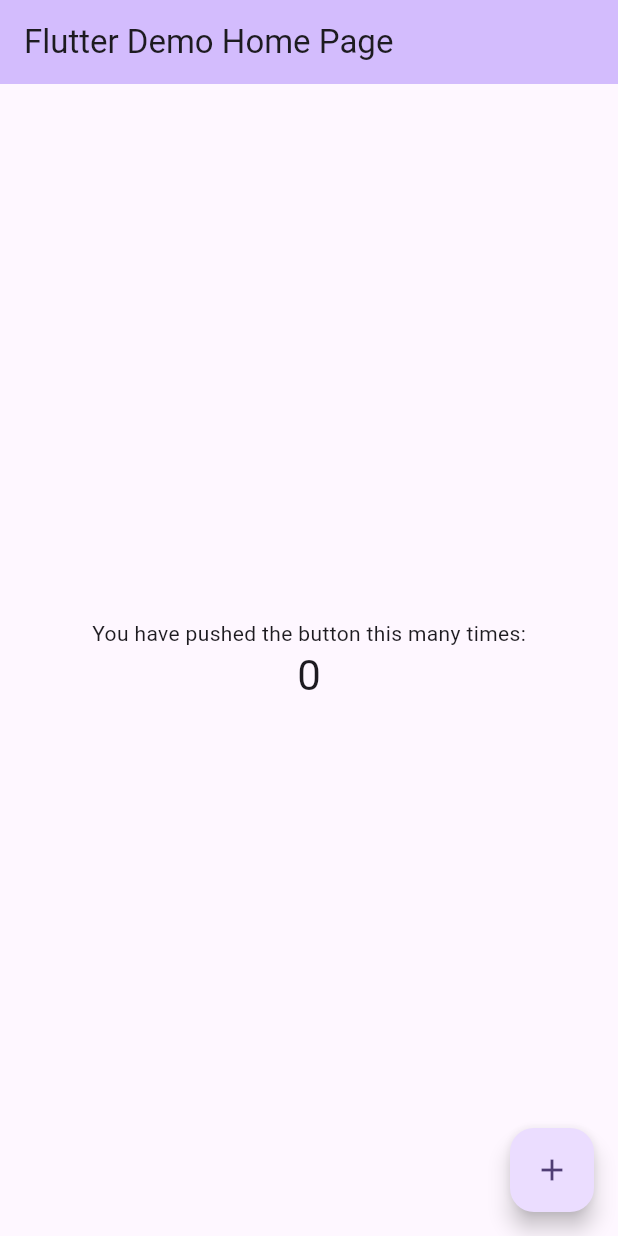
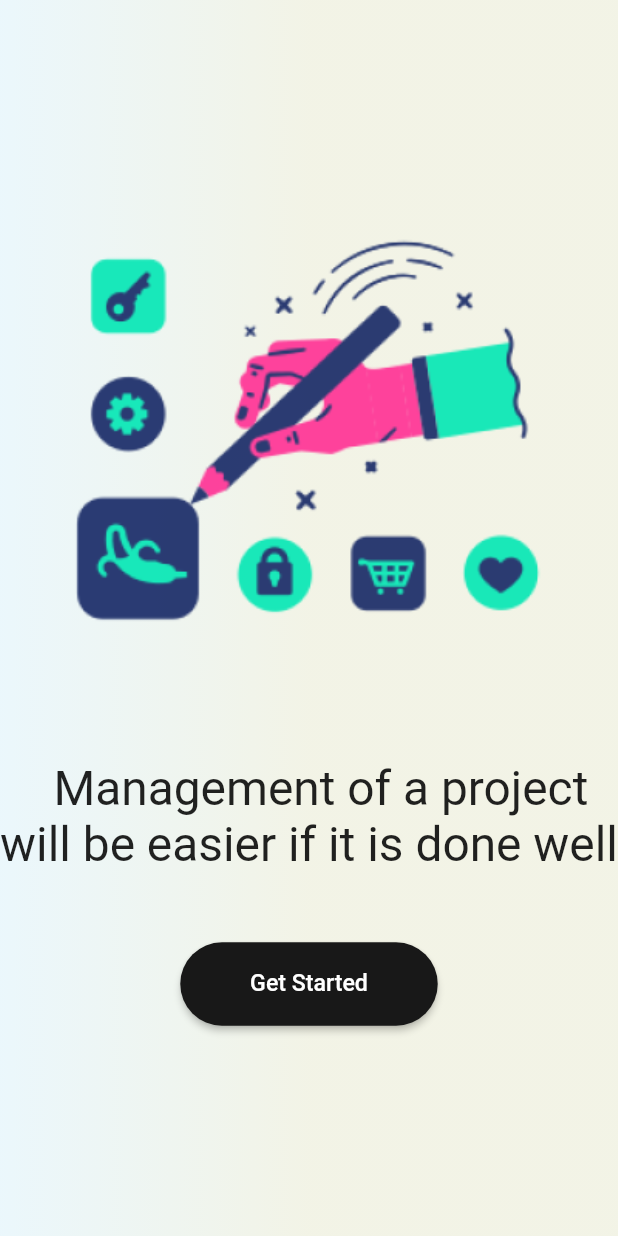
Before and after one commit to sabin6969/Project-Management-Flutter-App, a Flutter app: the screen it shows after launch, on a phone screen of 412 x 824 dp. Run offline on Flutter 3.47's test engine with Material 2 defaults, Android fonts, the light colour scheme and no system bars; our stand-ins replace flutter_screenutil.

```diff
--- a/lib/main.dart
+++ b/lib/main.dart
@@ -1,4 +1,8 @@
 import 'package:flutter/material.dart';
+import 'package:flutter_screenutil/flutter_screenutil.dart';
+import 'package:projectmanagementapp/views/get_started_page.dart';
+import 'package:projectmanagementapp/views/login_screen.dart';
+import 'package:projectmanagementapp/views/register_page.dart';
 
 void main() {
   runApp(const MyApp());
@@ -7,119 +11,30 @@ void main() {
 class MyApp extends StatelessWidget {
   const MyApp({super.key});
 
-  // This widget is the root of your application.
   @override
   Widget build(BuildContext context) {
-    return MaterialApp(
-      title: 'Flutter Demo',
-      theme: ThemeData(
-        // This is the theme of your application.
-        //
-        // TRY THIS: Try running your application with "flutter run". You'll see
-        // the application has a blue toolbar. Then, without quitting the app,
-        // try changing the seedColor in the colorScheme below to Colors.green
-        // and then invoke "hot reload" (save your changes or press the "hot
-        // reload" button in a Flutter-supported IDE, or press "r" if you used
-        // the command line to start the app).
-        //
-        // Notice that the counter didn't reset back to zero; the application
-        // state is not lost during the reload. To reset the state, use hot
-        // restart instead.
-        //
-        // This works for code too, not just values: Most code changes can be
-        // tested with just a hot reload.
-        colorScheme: ColorScheme.fromSeed(seedColor: Colors.deepPurple),
-        useMaterial3: true,
-      ),
-      home: const MyHomePage(title: 'Flutter Demo Home Page'),
+    return ScreenUtilInit(
+      minTextAdapt: true,
+      splitScreenMode: true,
+      designSize: const Size(360, 800),
+      builder: (_, child) {
+        return MaterialApp(
+          debugShowCheckedModeBanner: false,
+          title: "Project Management App",
+          theme: ThemeData(
+            brightness: Brightness.light,
+            iconTheme: const IconThemeData(
+              color: Colors.black,
+            ),
+          ),
+          initialRoute: "getstartedpage",
+          routes: {
+            "getstartedpage": (context) => const GetStartedPage(),
+            "loginscreen": (context) => const LoginScren(),
+            "registerpage": (context) => const RegisterPage(),
+          },
+        );
+      },
     );
   }
 }
-
-class MyHomePage extends StatefulWidget {
-  const MyHomePage({super.key, required this.title});
-
-  // This widget is the home page of your application. It is stateful, meaning
-  // that it has a State object (defined below) that contains fields that affect
-  // how it looks.
-
-  // This class is the configuration for the state. It holds the values (in this
-  // case the title) provided by the parent (in this case the App widget) and
-  // used by the build method of the State. Fields in a Widget subclass are
-  // always marked "final".
-
-  final String title;
-
-  @override
-  State<MyHomePage> createState() => _MyHomePageState();
-}
-
-class _MyHomePageState extends State<MyHomePage> {
-  int _counter = 0;
-
-  void _incrementCounter() {
-    setState(() {
-      // This call to setState tells the Flutter framework that something has
-      // changed in this State, which causes it to rerun the build method below
-      // so that the display can reflect the updated values. If we changed
-      // _counter without calling setState(), then the build method would not be
-      // called again, and so nothing would appear to happen.
-      _counter++;
-    });
-  }
-
-  @override
-  Widget build(BuildContext context) {
-    // This method is rerun every time setState is called, for instance as done
-    // by the _incrementCounter method above.
-    //
-    // The Flutter framework has been optimized to make rerunning build methods
-    // fast, so that you can just rebuild anything that needs updating rather
-    // than having to individually change instances of widgets.
-    return Scaffold(
-      appBar: AppBar(
-        // TRY THIS: Try changing the color here to a specific color (to
-        // Colors.amber, perhaps?) and trigger a hot reload to see the AppBar
-        // change color while the other colors stay the same.
-        backgroundColor: Theme.of(context).colorScheme.inversePrimary,
-        // Here we take the value from the MyHomePage object that was created by
-        // the App.build method, and use it to set our appbar title.
-        title: Text(widget.title),
-      ),
-      body: Center(
-        // Center is a layout widget. It takes a single child and positions it
-        // in the middle of the parent.
-        child: Column(
-          // Column is also a layout widget. It takes a list of children and
-          // arranges them vertically. By default, it sizes itself to fit its
-          // children horizontally, and tries to be as tall as its parent.
-          //
-          // Column has various properties to control how it sizes itself and
-          // how it positions its children. Here we use mainAxisAlignment to
-          // center the children vertically; the main axis here is the vertical
-          // axis because Columns are vertical (the cross axis would be
-          // horizontal).
-          //
-          // TRY THIS: Invoke "debug painting" (choose the "Toggle Debug Paint"
-          // action in the IDE, or press "p" in the console), to see the
-          // wireframe for each widget.
-          mainAxisAlignment: MainAxisAlignment.center,
-          children: <Widget>[
-            const Text(
-              'You have pushed the button this many times:',
-            ),
-            Text(
-              '$_counter',
-              style: Theme.of(context).textTheme.headlineMedium,
-            ),
-          ],
-        ),
-      ),
-      floatingActionButton: FloatingActionButton(
-        onPressed: _incrementCounter,
-        tooltip: 'Increment',
-        child: const Icon(Icons.add),
-      ), // This trailing comma makes auto-formatting nicer for build methods.
-    );
-  }
-}
--- /dev/null
+++ b/lib/views/get_started_page.dart
@@ -0,0 +1,79 @@
+import 'package:flutter/material.dart';
+import 'package:flutter_screenutil/flutter_screenutil.dart';
+
+class GetStartedPage extends StatelessWidget {
+  const GetStartedPage({super.key});
+
+  @override
+  Widget build(BuildContext context) {
+    var size = MediaQuery.sizeOf(context);
+    return Scaffold(
+      body: Container(
+        height: size.height,
+        width: size.width,
+        decoration: const BoxDecoration(
+          gradient: LinearGradient(colors: [
+            Color.fromRGBO(234, 247, 252, 0.95),
+            Color.fromRGBO(242, 243, 229, 0.95),
+            Color.fromRGBO(242, 243, 229, 0.95),
+          ]),
+        ),
+        child: SingleChildScrollView(
+          child: Column(
+            children: [
+              SizedBox(
+                height: 119.h,
+              ),
+              Padding(
+                  padding: EdgeInsets.only(left: 19.w, right: 22.w),
+                  child: SizedBox(
+                    height: 305.h,
+                    width: 319.w,
+                    child: Image.asset(
+                      "asset/images/getstartedimage.png",
+                      fit: BoxFit.contain,
+                    ),
+                  )),
+              SizedBox(
+                height: 68.h,
+              ),
+              Text(
+                "  Management of a project will be easier if it is done well",
+                textAlign: TextAlign.center,
+                style: TextStyle(
+                  fontSize: 31.sp,
+                  fontWeight: FontWeight.w400,
+                ),
+              ),
+              SizedBox(
+                height: 46.h,
+              ),
+              Padding(
+                padding:
+                    EdgeInsets.only(left: 105.w, right: 105.w, bottom: 90.h),
+                child: MaterialButton(
+                  minWidth: 150.w,
+                  height: 54.h,
+                  shape: RoundedRectangleBorder(
+                    borderRadius: BorderRadius.circular(30.w),
+                  ),
+                  color: const Color.fromRGBO(24, 24, 24, 1),
+                  onPressed: () {
+                    Navigator.pushReplacementNamed(context, "loginscreen");
+                  },
+                  child: Text(
+                    "Get Started",
+                    style: TextStyle(
+                      fontSize: 15.sp,
+                      color: Colors.white,
+                    ),
+                  ),
+                ),
+              )
+            ],
+          ),
+        ),
+      ),
+    );
+  }
+}
```
Also changed, not shown: lib/views/login_screen.dart (added, +148 -0 lines), lib/views/register_page.dart (added, +169 -0 lines), pubspec.yaml (+8 -6 lines), asset/images/getstartedimage.png (added), lib/views/splash_screen.dart (added), pubspec.lock, 3 other files.
